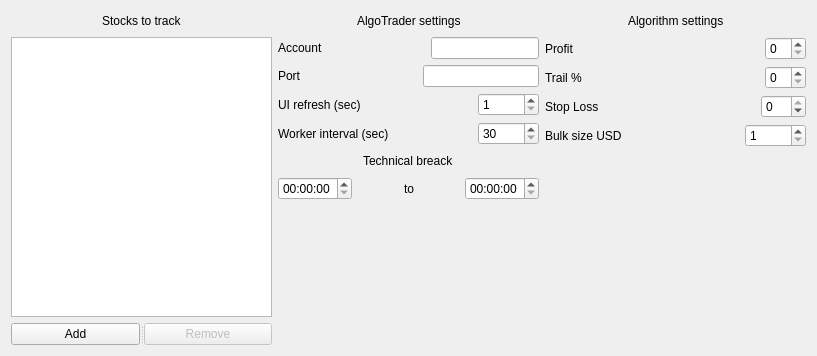
The window that UI/SettingsWindow.ui (colaisr/algotrader) describes before a commit, drawn with Qt 5.
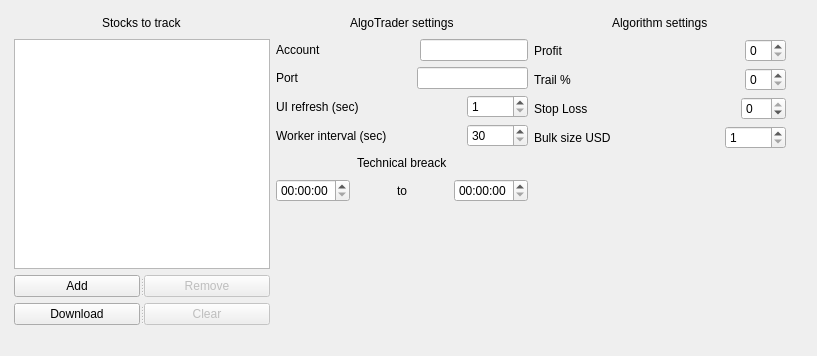
The same window after the commit.

The edit to the form file:
```diff
--- a/UI/SettingsWindow.ui
+++ b/UI/SettingsWindow.ui
@@ -13,10 +13,17 @@
   <property name="windowTitle">
    <string>Settings</string>
   </property>
+  <widget class="QWidget" name="">
+   <property name="geometry">
+    <rect>
+     <x>14</x>
+     <y>13</y>
+     <width>772</width>
+     <height>312</height>
+    </rect>
+   </property>
   <layout class="QGridLayout" name="gridLayout">
    <item row="0" column="0">
-    <layout class="QHBoxLayout" name="horizontalLayout_14">
-     <item>
       <layout class="QVBoxLayout" name="verticalLayout_3">
        <item>
         <layout class="QHBoxLayout" name="horizontalLayout_10">
@@ -82,10 +89,30 @@
          </widget>
         </widget>
        </item>
-      </layout>
-     </item>
      <item>
-      <layout class="QVBoxLayout" name="verticalLayout_6">
+       <widget class="QSplitter" name="splitter_2">
+        <property name="orientation">
+         <enum>Qt::Horizontal</enum>
+        </property>
+        <widget class="QPushButton" name="btnGet">
+         <property name="text">
+          <string>Download</string>
+         </property>
+        </widget>
+        <widget class="QPushButton" name="btnClear">
+         <property name="enabled">
+          <bool>false</bool>
+         </property>
+         <property name="text">
+          <string>Clear</string>
+         </property>
+        </widget>
+       </widget>
+      </item>
+     </layout>
+    </item>
+    <item row="0" column="1">
+     <layout class="QVBoxLayout" name="station">
        <item>
         <layout class="QVBoxLayout" name="verticalLayout">
          <item>
@@ -348,8 +375,8 @@
        </item>
       </layout>
      </item>
-     <item>
-      <layout class="QVBoxLayout" name="verticalLayout_4">
+    <item row="0" column="2">
+     <layout class="QVBoxLayout" name="algorithm">
        <item>
         <layout class="QVBoxLayout" name="verticalLayout_2">
          <item>
@@ -529,8 +556,7 @@
       </layout>
      </item>
     </layout>
-   </item>
-  </layout>
+  </widget>
  </widget>
  <resources/>
  <connections/>
```
Lines whose indentation alone changed are shown as unchanged.
